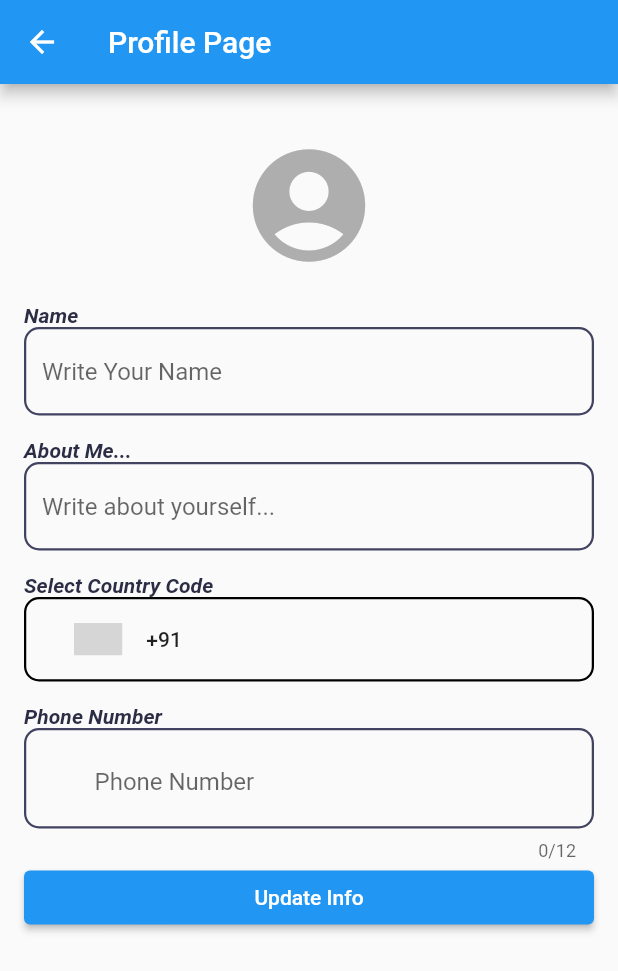
After one commit to hayatoyu/flutter_tutorial, a Flutter app: the ChatProfilePage screen opened directly, after a tap on the "account circle" icon, on a phone screen of 412 x 824 dp. The commit adds this screen. Shown: the top 971 px of the screen. Run offline on Flutter 3.47's test engine with Material 2 defaults, Android fonts, the phone set to English and light mode, and no system bars; drawn by our look-alikes of country_code_picker; our stand-ins replace cloud_firestore, equatable, firebase_auth, firebase_core, firebase_database, firebase_storage and 5 more; missing offline and left inert: cell_calendar, gson, mysql1; accounts and stored records are empty; statements that could not run were skipped; grey boxes are pictures that could not be loaded.

Commit message:
2022-09-21-001

```diff
--- /dev/null
+++ b/travel_app/travel_app/lib/allConstants/appconstants.dart
@@ -0,0 +1,7 @@
+class AppConstants {
+  static const appTitle = "Smart Talk";
+  static const loginTitle = "Login Page";
+  static const homeTitle = "Home Page";
+  static const profileTitle = "Profile Page";
+  static const fullPhoto = "Image Full Size";
+}
--- /dev/null
+++ b/travel_app/travel_app/lib/allWidgets/widgets.dart
@@ -0,0 +1 @@
+export 'loadingview.dart';
--- a/travel_app/travel_app/lib/chatroom/chathomepage.dart
+++ b/travel_app/travel_app/lib/chatroom/chathomepage.dart
@@ -6,13 +6,14 @@ import 'package:flutter/material.dart';
 import 'package:google_sign_in/google_sign_in.dart';
 import 'package:travel_app/allConstants/allconstants.dart';
 import 'package:travel_app/allWidgets/loadingview.dart';
+import 'package:travel_app/chatroom/chatprofilepage.dart';
 import 'package:travel_app/login/login.dart';
 import 'package:provider/provider.dart';
 import 'package:travel_app/models/chatuser.dart';
 import 'package:travel_app/provider/authprovider.dart';
 import 'package:travel_app/chatroom/chatpage.dart';
 import 'package:travel_app/chatroom/loginpage.dart';
-import 'package:travel_app/chatroom/profilepage.dart';
+import 'package:travel_app/chatroom/chatprofilepage.dart';
 import 'package:travel_app/provider/homeprovider.dart';
 import 'package:travel_app/utilities/debouncer.dart';
 import 'package:travel_app/utilities/keyboardutils.dart';
@@ -173,7 +174,7 @@ class _ChatHomePageState extends State<ChatHomePage> {
           IconButton(
             onPressed: () {
               Navigator.push(context,
-                  MaterialPageRoute(builder: (context) => const ProfilePage()));
+                  MaterialPageRoute(builder: (context) => const ChatProfilePage()));
             },
             icon: const Icon(Icons.person),
           )
--- /dev/null
+++ b/travel_app/travel_app/lib/chatroom/chatprofilepage.dart
@@ -0,0 +1,319 @@
+import 'dart:io';
+import 'package:country_code_picker/country_code_picker.dart';
+import 'package:firebase_storage/firebase_storage.dart';
+import 'package:fluttertoast/fluttertoast.dart';
+import 'package:image_picker/image_picker.dart';
+import 'package:provider/provider.dart';
+import 'package:flutter/material.dart';
+import 'package:travel_app/allConstants/allconstants.dart';
+import 'package:travel_app/allConstants/appconstants.dart';
+import 'package:travel_app/allWidgets/loadingview.dart';
+import 'package:travel_app/models/chatuser.dart';
+import 'package:travel_app/provider/profileprovider.dart';
+
+class ChatProfilePage extends StatefulWidget {
+  const ChatProfilePage({Key? key}) : super(key: key);
+
+  @override
+  State<ChatProfilePage> createState() => _ChatProfilePageState();
+}
+
+class _ChatProfilePageState extends State<ChatProfilePage> {
+
+  TextEditingController? displayNameController;
+  TextEditingController? aboutMeController;
+  final TextEditingController _phoneController = TextEditingController();
+
+  late String currentUser;
+  String dialCodeDigits = '+00';
+  String id = '';
+  String displayName = '';
+  String photoUrl = '';
+  String phoneNumber = '';
+  String aboutMe = '';
+
+  bool isLoading = false;
+  File? avatarImageFile;
+  late ProfileProvider profileProvider;
+
+  final FocusNode focusNodeNickname = FocusNode();
+
+  @override
+  void initState() {
+    super.initState();
+    profileProvider = context.read<ProfileProvider>();
+    readLocal();
+  }
+
+  void readLocal() {
+    setState(() {
+      id = profileProvider.getPrefs(FirestoreConstants.id) ?? "";
+      displayName = profileProvider.getPrefs(FirestoreConstants.displayName) ?? "";
+      photoUrl = profileProvider.getPrefs(FirestoreConstants.photoUrl) ?? "";
+      phoneNumber = profileProvider.getPrefs(FirestoreConstants.phoneNumber) ?? "";
+      aboutMe = profileProvider.getPrefs(FirestoreConstants.aboutMe) ?? "";
+    });
+    displayNameController = TextEditingController(text: displayName);
+    aboutMeController = TextEditingController(text: aboutMe);
+  }
+
+  Future getImage() async {
+    ImagePicker imagePicker = ImagePicker();
+    XFile? pickedFile = await imagePicker.pickImage(source: ImageSource.gallery).catchError((onError) {
+      Fluttertoast.showToast(msg: onError.toString());
+    });
+    File? image;
+    if(pickedFile != null) {
+      image = File(pickedFile.path);
+    }
+    if(image != null) {
+      setState(() {
+        avatarImageFile = image;
+        isLoading = true;
+      });
+      uploadFile();
+    }
+  }
+
+  Future uploadFile() async {
+    String fileName = id;
+    UploadTask uploadTask = profileProvider.uploadImageFile(avatarImageFile!, fileName);
+    try {
+      TaskSnapshot snapshot = await uploadTask;
+      photoUrl = await snapshot.ref.getDownloadURL();
+      ChatUser updateInfo = ChatUser(
+        id: id,
+        photoUrl: photoUrl,
+        displayname: displayName,
+        phoneNum: phoneNumber,
+        aboutMe: aboutMe
+      );
+      profileProvider.updateFirestoreData(
+        FirestoreConstants.pathUserCollection,
+        id,
+        updateInfo.toJson()
+      ).then((value) async {
+        await profileProvider.setPrefs(
+          FirestoreConstants.photoUrl, photoUrl
+        );
+        setState(() {
+          isLoading = false;
+        });
+      });
+    } on FirebaseException catch (e) {
+      setState(() {
+        isLoading = false;
+      });
+      Fluttertoast.showToast(msg: e.toString());
+    }
+  }
+
+  void updateFirestoreData() {
+    focusNodeNickname.unfocus();
+    setState(() {
+      isLoading = true;
+      if(dialCodeDigits != "+00" && _phoneController.text != "") {
+        phoneNumber = dialCodeDigits + _phoneController.text;
+      }
+    });
+    ChatUser updateInfo = ChatUser(
+      id: id,
+      photoUrl: photoUrl,
+      displayname: displayName,
+      phoneNum: phoneNumber,
+      aboutMe: aboutMe
+    );
+    profileProvider.updateFirestoreData(
+      FirestoreConstants.pathUserCollection,
+      id,
+      updateInfo.toJson()
+    ).then((value) async {
+      await profileProvider.setPrefs(FirestoreConstants.displayName, displayName);
+      await profileProvider.setPrefs(FirestoreConstants.phoneNumber, phoneNumber);
+      await profileProvider.setPrefs(FirestoreConstants.photoUrl, photoUrl);
+      await profileProvider.setPrefs(FirestoreConstants.aboutMe, aboutMe);
+      setState(() {
+        isLoading = false;
+      });
+      Fluttertoast.showToast(msg: 'Update Success');
+    }).catchError((onError) {
+      Fluttertoast.showToast(msg: onError.toString());
+    });
+  }
+
+  @override
+  Widget build(BuildContext context) {
+    return Scaffold(
+      appBar: AppBar(
+        title: const Text(
+          AppConstants.profileTitle
+        ),
+      ),
+      body: Stack(
+        children: [
+          SingleChildScrollView(
+            keyboardDismissBehavior: ScrollViewKeyboardDismissBehavior.onDrag,
+            padding: const EdgeInsets.all(16),
+            child: Column(
+              crossAxisAlignment: CrossAxisAlignment.stretch,
+              children: [
+                GestureDetector(
+                  onTap: getImage,
+                  child: Container(
+                    alignment: Alignment.center,
+                    child: avatarImageFile == null ? photoUrl.isNotEmpty ? ClipRRect(
+                      borderRadius : BorderRadius.circular(60),
+                      child: Image.network(
+                        photoUrl,
+                        fit: BoxFit.cover,
+                        width: 120,
+                        height: 120,
+                        errorBuilder: (context, object, stackTrace) {
+                          return const Icon(
+                            Icons.account_circle,
+                            size: 90,
+                            color: AppColors.greyColor
+                          );
+                        },
+                        loadingBuilder: (BuildContext context, Widget child, ImageChunkEvent? loadingProgress) {
+                          if(loadingProgress == null) return child;
+                          return SizedBox(
+                            width: 90,
+                            height: 90,
+                            child: Center(
+                              child: CircularProgressIndicator(
+                                color: Colors.grey,
+                                value: loadingProgress.expectedTotalBytes != null ? loadingProgress.cumulativeBytesLoaded / loadingProgress.expectedTotalBytes! : null,
+                              )
+                            )
+                          );
+                        },
+                      ),
+                    ) : const Icon(
+                      Icons.account_circle,
+                      size: 90,
+                      color: AppColors.greyColor
+                    ) : ClipRRect(
+                      borderRadius: BorderRadius.circular(60),
+                      child: Image.file(
+                        avatarImageFile!,
+                        width: 120,
+                        height: 120,
+                        fit: BoxFit.cover
+                      )
+                    ),
+                    margin: const EdgeInsets.all(20),
+                  ),
+                ),
+                Column(
+                  crossAxisAlignment: CrossAxisAlignment.stretch,
+                  children: [
+                    const Text(
+                      'Name',
+                      style: TextStyle(
+                        fontStyle: FontStyle.italic,
+                        fontWeight: FontWeight.bold,
+                        color: AppColors.spaceCadet
+                      ),
+                    ),
+                    TextField(
+                      decoration: kTextInputDecoration.copyWith(
+                        hintText: 'Write Your Name'
+                      ),
+                      controller: displayNameController,
+                      onChanged: (value) {
+                        displayName = value;
+                      },
+                      focusNode: focusNodeNickname,
+                    ),
+                    vertical15,
+                    const Text(
+                      'About Me...',
+                      style: TextStyle(
+                        fontStyle: FontStyle.italic,
+                        fontWeight: FontWeight.bold,
+                        color: AppColors.spaceCadet
+                      ),
+                    ),
+                    TextField(
+                      decoration: kTextInputDecoration.copyWith(
+                        hintText: 'Write about yourself...'
+                      ),
+                      onChanged: (value) {
+                        aboutMe = value;
+                      },
+                    ),
+                    vertical15,
+                    const Text(
+                      'Select Country Code',
+                      style: TextStyle(
+                        fontStyle: FontStyle.italic,
+                        fontWeight: FontWeight.bold,
+                        color: AppColors.spaceCadet
+                      ),
+                    ),
+                    Container(
+                      width: double.infinity,
+                      alignment: Alignment.centerLeft,
+                      decoration: BoxDecoration(
+                        border: Border.all(color: Colors.black, width: 1.5),
+                        borderRadius: BorderRadius.circular(10)
+                      ),
+                      child: CountryCodePicker(
+                        onChanged: (country) {
+                          setState(() {
+                            dialCodeDigits = country.dialCode!;
+                          });
+                        },
+                        initialSelection: 'IN',
+                        showOnlyCountryWhenClosed: false,
+                        showCountryOnly: false,
+                        favorite: const ["+1","US"],
+                      ),
+                    ),
+                    vertical15,
+                    const Text(
+                      'Phone Number',
+                      style: TextStyle(
+                        fontStyle: FontStyle.italic,
+                        fontWeight: FontWeight.bold,
+                        color: AppColors.spaceCadet
+                      ),
+                    ),
+                    TextField(
+                      decoration: kTextInputDecoration.copyWith(
+                        hintText: 'Phone Number',
+                        prefix: Padding(
+                          padding: const EdgeInsets.all(4),
+                          child: Text(
+                            dialCodeDigits,
+                            style: const TextStyle(
+                              color: Colors.grey
+                            ),
+                          ),
+                        ),
+                      ),
+                      controller: _phoneController,
+                      maxLength: 12,
+                      keyboardType: TextInputType.number,
+                    ),
+                  ],
+                ),
+                ElevatedButton(
+                  onPressed: updateFirestoreData,
+                  child: const Padding(
+                    padding: EdgeInsets.all(8),
+                    child: Text('Update Info'),
+                  ),
+                ),
+              ],
+            ),
+          ),
+          Positioned(
+            child: isLoading ? const LoadingView() : const SizedBox.shrink(),
+          )
+        ],
+      ),
+    );
+  }
+}
--- a/travel_app/travel_app/pubspec.yaml
+++ b/travel_app/travel_app/pubspec.yaml
@@ -47,6 +47,7 @@ dependencies:
   provider: ^6.0.3
   url_launcher: ^6.1.5
   photo_view: ^0.14.0
+  country_code_picker: ^2.0.2
 
 dev_dependencies:
   flutter_test:
```
Also changed, not shown: travel_app/travel_app/lib/chatroom/splashpage.dart (added, +85 -0 lines), travel_app/travel_app/lib/utilities/theme.dart (added, +9 -0 lines), travel_app/travel_app/pubspec.lock.
